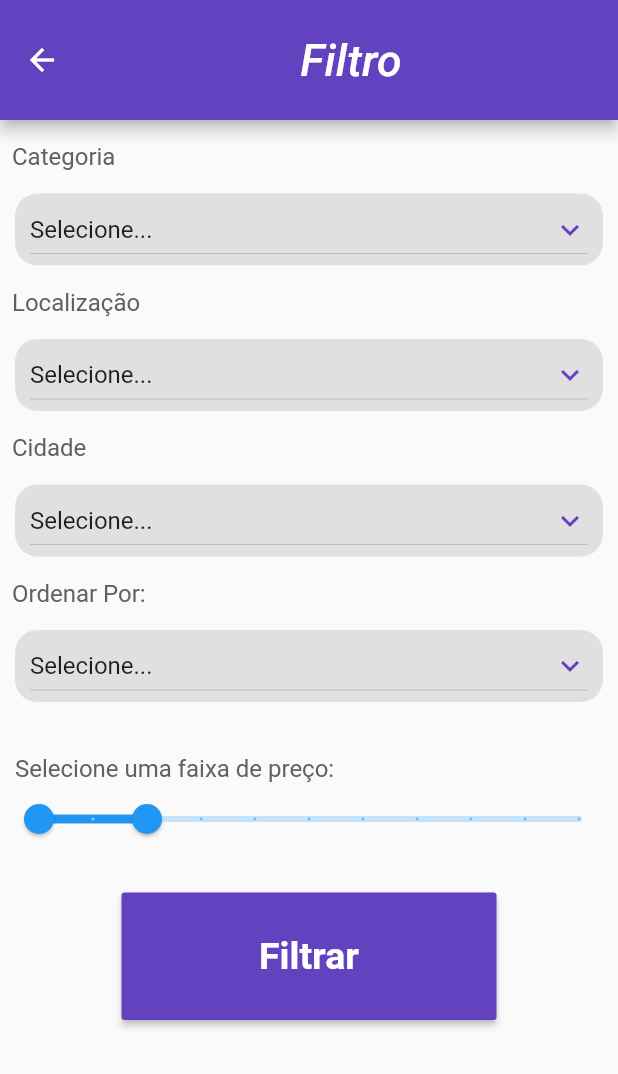
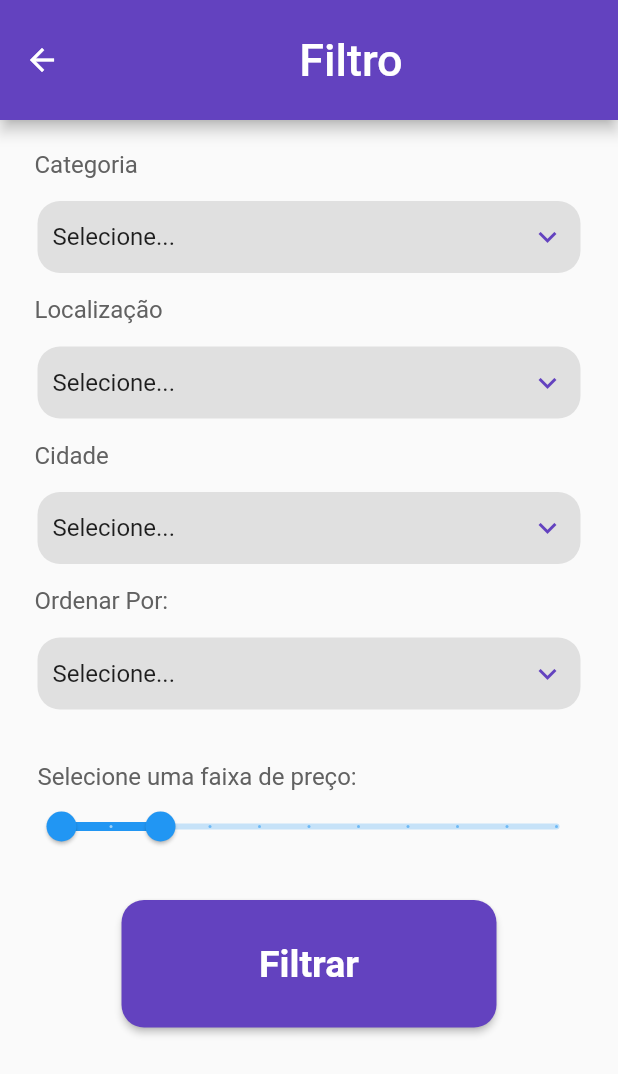
Before and after one commit to GreemerBR/deal, a Flutter app: the BodyFilter screen opened directly, on a phone screen of 412 x 824 dp. Shown: the top 1074 px of the screen. Run offline on Flutter 3.47's test engine with Material 2 defaults, Android fonts, the phone set to English and light mode, and no system bars.

Commit message:
[fix] Fixed filter button, filter option underline and appbar title

```diff
--- a/lib/presenter/filter/widgets/body_filter.dart
+++ b/lib/presenter/filter/widgets/body_filter.dart
@@ -16,18 +16,14 @@ class BodyFilter extends StatelessWidget {
             "Filtro",
             style: TextStyle(
               fontSize: 30,
-              fontStyle: FontStyle.italic,
             ),
           ),
         ),
       ),
-      body: SingleChildScrollView(
-        child: Column(
+      body: Column(
         children: [
           Padding(
-              padding: const EdgeInsets.symmetric(
-                vertical: 10,
-              ),
+            padding: const EdgeInsets.all(15),
             child: Column(
               children: [
                 FilterOptionContainer(
@@ -57,18 +53,15 @@ class BodyFilter extends StatelessWidget {
                     "Valor",
                   ],
                 ),
-                  SizedBox(height:25),
+                SizedBox(height: 25),
                 PriceRangeSlider(),
-                  SizedBox(
-                    height: 25,
-                  ),
+                SizedBox(height: 25),
                 FakeButtonContainer(),
               ],
             ),
           ),
         ],
       ),
-      ),
     );
   }
 }
--- a/lib/presenter/filter/widgets/fake_button_container.dart
+++ b/lib/presenter/filter/widgets/fake_button_container.dart
@@ -11,7 +11,12 @@ class FakeButtonContainer extends StatelessWidget {
       mainAxisAlignment: MainAxisAlignment.end,
       children: [
         MaterialButton(
+          hoverColor: Colors.purple.shade800,
+          focusColor: Colors.purple.shade800,
           minWidth: 250,
+          shape: RoundedRectangleBorder(
+            borderRadius: BorderRadius.circular(15),
+          ),
           height: 85,
           color: Color.fromARGB(255, 99, 66, 191),
           onPressed: () {
--- a/lib/presenter/filter/widgets/filter_option_container.dart
+++ b/lib/presenter/filter/widgets/filter_option_container.dart
@@ -49,6 +49,7 @@ class _FilterOptionContainerState extends State<FilterOptionContainer> {
           margin: EdgeInsets.symmetric(vertical: 10, horizontal: 10),
           padding: EdgeInsets.symmetric(horizontal: 10),
           child: DropdownButton(
+            underline: SizedBox(),
             iconEnabledColor: Color.fromARGB(255, 99, 66, 191),
             isExpanded: true,
             // Initial Value
```
Lines whose indentation alone changed are shown as unchanged.
